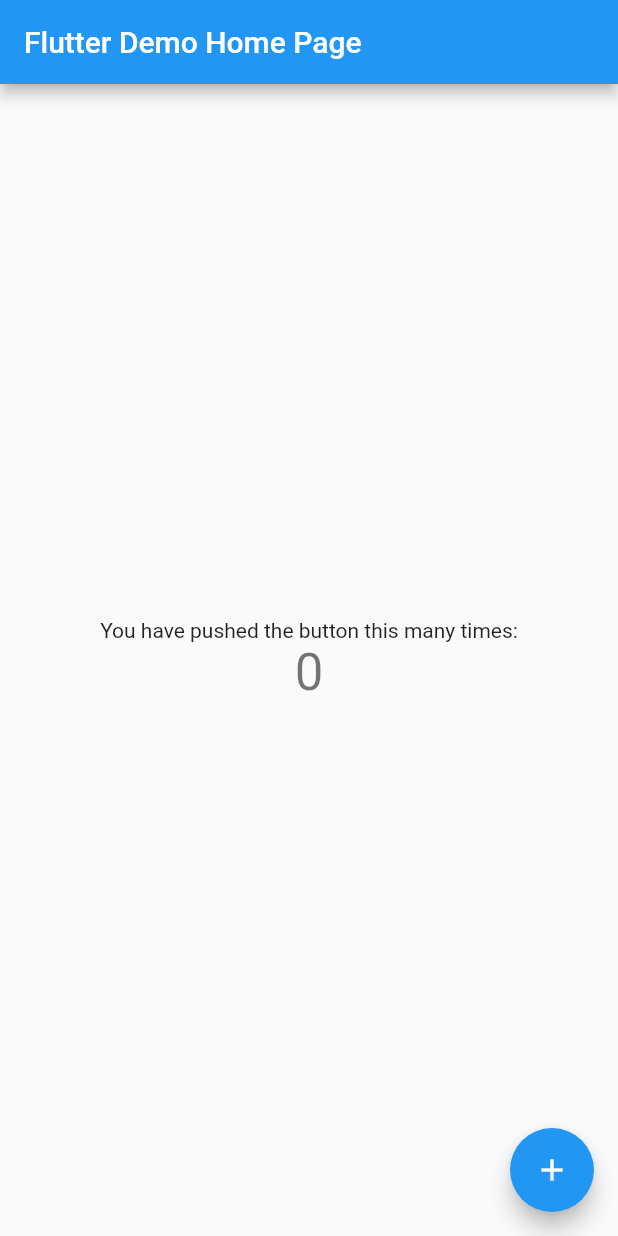
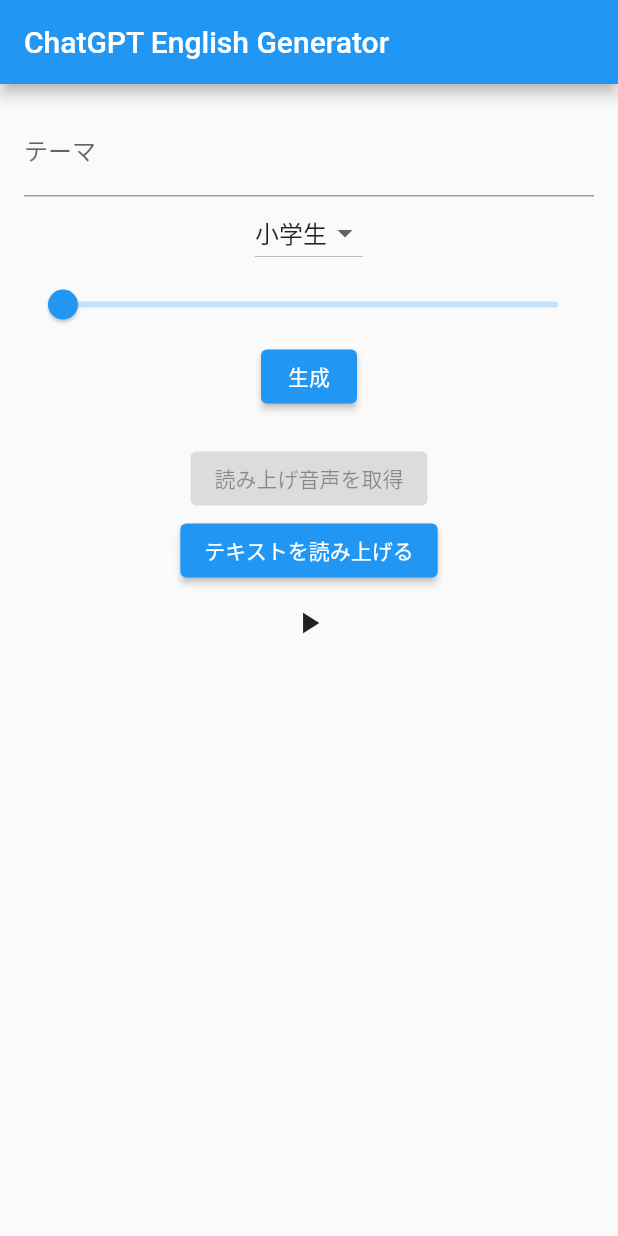
Before and after one commit to somorioka/English_ChatGPT_App, a Flutter app: the screen it shows after launch, on a phone screen of 412 x 824 dp. Run offline on Flutter 3.47's test engine with Material 2 defaults, Android fonts, the phone set to English and light mode, and no system bars; our stand-ins replace audioplayers, flutter_dotenv.

Commit message:
chatGPTAPIとAzureAPIから値を取得

```diff
--- /dev/null
+++ b/lib/homescreen.dart
@@ -0,0 +1,252 @@
+
+import 'dart:convert';
+import 'dart:io';
+
+import 'package:audioplayers/audioplayers.dart';
+import 'package:crypto/crypto.dart';
+import 'package:flutter/material.dart';
+import 'package:flutter_dotenv/flutter_dotenv.dart';
+import 'package:path_provider/path_provider.dart';
+
+import 'chat_service.dart';
+import 'package:http/http.dart' as http;
+
+class EnglishGeneratorScreen extends StatefulWidget {
+  @override
+  _EnglishGeneratorScreenState createState() => _EnglishGeneratorScreenState();
+}
+
+class _EnglishGeneratorScreenState extends State<EnglishGeneratorScreen> {
+  late AudioPlayer audioPlayer;
+  bool isPlaying = false;
+  bool _isLoading = false; // ローディング状態の管理
+  final _themeController = TextEditingController();
+  String _difficulty = '小学生';
+  double _wordCount = 50;
+  String _generatedText = ''; // 追加: APIからのレスポンスを格納
+
+  void _generatePrompt() async {
+    final theme = _themeController.text;
+    final difficulty = _difficulty;
+    final wordCount = _wordCount;
+
+    setState(() {
+      _isLoading = true; // ローディング開始
+    });
+
+    try {
+      final responseText =
+          await ChatService().fetchResponse(theme, difficulty, wordCount);
+      setState(() {
+        _generatedText = responseText; // 状態更新: APIからのレスポンスで
+        _isLoading = false; // ローディング終了
+      });
+    } catch (e) {
+      setState(() {
+        _generatedText = 'エラーが発生しました: $e'; // エラー時の処理
+        _isLoading = false; // ローディング終了
+      });
+    }
+  }
+
+  Future<String?> fetchTTSData(String text) async {
+    print('fetchTTSDataメソッドが実行されました');
+    String? subscriptionKey = dotenv.env['AzureKEY']!;
+    const String region = "eastus";
+    final uri = Uri.parse(
+        'https://eastus.tts.speech.microsoft.com/cognitiveservices/v1');
+    final headers = {
+      'Content-Type': 'application/ssml+xml',
+      'X-Microsoft-OutputFormat': 'audio-16khz-32kbitrate-mono-mp3',
+      'Ocp-Apim-Subscription-Key': subscriptionKey,
+    };
+    final body = '''
+  <speak version='1.0' xml:lang='en-US'>
+      <voice xml:lang='en-US' xml:gender='Female' name='en-US-JennyNeural'>$text</voice>
+  </speak>
+  ''';
+
+    try {
+      final response = await http.post(uri, headers: headers, body: body);
+      if (response.statusCode == 200) {
+        print("通信が正常に行われました");
+        final directory = await getApplicationDocumentsDirectory();
+        final filePath = '${directory.path}/ttsAudio.mp3';
+        final file = File(filePath);
+        await file.writeAsBytes(response.bodyBytes);
+        return filePath;
+      } else {
+        print("Error fetching TTS: ${response.reasonPhrase}");
+        print(response.statusCode);
+      }
+    } catch (e) {
+      print("Error calling Azure TTS: $e");
+    }
+    return null;
+  }
+
+  Future<void> playTTS(String filePath) async {
+    print('playTTSメソッドが実行されました');
+    try {
+      await audioPlayer.play(DeviceFileSource(filePath));
+      setState(() => isPlaying = true);
+      audioPlayer.onPlayerComplete.listen((event) {
+        setState(() => isPlaying = false);
+      });
+    } catch (e) {
+      print("Error playing audio: $e");
+    }
+  }
+
+  Future<void> stopTTS() async {
+    try {
+      // 再生中の音声を停止
+      await audioPlayer.stop();
+      setState(() => isPlaying = false); // 状態を更新
+      print("音声の再生が停止されました");
+    } catch (e) {
+      print("音声の停止中にエラーが発生しました: $e");
+    }
+  }
+
+  Future<void> pauseTTS() async {
+    try {
+      await audioPlayer.pause(); // 再生を一時停止
+      setState(() => isPlaying = false); // 状態を更新
+      print("音声の再生が一時停止されました");
+    } catch (e) {
+      print("音声の一時停止中にエラーが発生しました: $e");
+    }
+  }
+
+  Future<void> resumeTTS() async {
+    try {
+      await audioPlayer.resume(); // 再生を再開
+      setState(() => isPlaying = true); // 状態を更新
+    } catch (e) {
+      print("音声の再開中にエラーが発生しました: $e");
+    }
+  }
+
+  Future<void> playOrFetchTTS(String text) async {
+  // テキストから一意のハッシュ値を生成する
+  var bytes = utf8.encode(text); // テキストをバイト配列に変換
+  var digest = sha256.convert(bytes); // SHA-256 ハッシュを計算
+  String fileName = 'tts_$digest.mp3'; // ファイル名
+
+  final directory = await getApplicationDocumentsDirectory();
+  final filePath = '${directory.path}/$fileName';
+  final file = File(filePath);
+
+  // ファイルが既に存在するかチェック
+  if (await file.exists()) {
+    print("ファイルは既に存在します。ダウンロードせずに再生します。");
+    await audioPlayer.play(DeviceFileSource(filePath));
+  } else {
+    print("ファイルが存在しません。Azureからダウンロードします。");
+    // Azureから音声データを取得し、ファイルに保存する処理をここに記述
+    // 以下は fetchTTSData メソッドの擬似的な呼び出しです
+    final fetchedFilePath = await fetchTTSData(text);
+    if (fetchedFilePath != null) {
+      await audioPlayer.play(DeviceFileSource(fetchedFilePath));
+    }
+  }
+}
+  @override
+  void initState() {
+    super.initState();
+    audioPlayer = AudioPlayer(); // initStateで初期化
+  }
+
+  @override
+  void dispose() {
+    audioPlayer.dispose(); // リソースを解放
+    super.dispose();
+  }
+
+  @override
+  Widget build(BuildContext context) {
+    return Padding(
+      padding: const EdgeInsets.all(16.0),
+      child: SingleChildScrollView(
+        child: Column(
+          children: <Widget>[
+            TextField(
+              controller: _themeController,
+              decoration: InputDecoration(labelText: 'テーマ'),
+            ),
+            DropdownButton<String>(
+              value: _difficulty,
+              onChanged: (String? newValue) {
+                setState(() {
+                  _difficulty = newValue!;
+                });
+              },
+              items: <String>['小学生', '中学生', '高校生']
+                  .map<DropdownMenuItem<String>>((String value) {
+                return DropdownMenuItem<String>(
+                  value: value,
+                  child: Text(value),
+                );
+              }).toList(),
+            ),
+            Slider(
+              value: _wordCount,
+              min: 50,
+              max: 200,
+              divisions: 150,
+              label: _wordCount.round().toString(),
+              onChanged: (double value) {
+                setState(() {
+                  _wordCount = value;
+                });
+              },
+            ),
+
+            ElevatedButton(
+              onPressed: _generatePrompt,
+              child: Text('生成'),
+            ),
+            SizedBox(height: 20), // 結果表示前のスペース
+
+            ElevatedButton(
+              onPressed: _generatedText.isNotEmpty
+                  ? () async {
+                      final String? filePath = await fetchTTSData(
+                          utf8.decode(_generatedText.runes.toList()));
+                      if (filePath != null) {
+                        await playTTS(filePath);
+                      }
+                    }
+                  : null, // _generatedTextが空でない場合のみ実行
+              child: const Text('読み上げ音声を取得'),
+            ),
+            ElevatedButton(
+              onPressed: () async {
+                await playOrFetchTTS(utf8.decode(_generatedText.runes.toList()));
+              },
+              child: const Text('テキストを読み上げる'),),
+            IconButton(
+              onPressed: () {
+                if (isPlaying) {
+                  pauseTTS(); // 既に再生中の場合は停止
+                } else {
+                  resumeTTS(); // 停止中の場合は再開
+                }
+              },
+              icon: Icon(
+                isPlaying ? Icons.pause : Icons.play_arrow, // 再生状態に応じてアイコンを切り替え
+              ),
+            ),
+
+            SizedBox(height: 20), // 結果表示前のスペース
+            _isLoading
+                ? CircularProgressIndicator() // ローディング中はインジケータを表示
+                : Text(utf8.decode(
+                    _generatedText.runes.toList())), // ローディングが終了したら結果を表示
+          ],
+        ),
+      ),
+    );
+  }
+}
--- a/lib/main.dart
+++ b/lib/main.dart
@@ -1,115 +1,19 @@
 import 'package:flutter/material.dart';
+import 'homescreen.dart';
 
 void main() {
-  runApp(const MyApp());
+  WidgetsFlutterBinding.ensureInitialized();
+  runApp(MyApp());
 }
 
 class MyApp extends StatelessWidget {
-  const MyApp({super.key});
-
-  // This widget is the root of your application.
   @override
   Widget build(BuildContext context) {
     return MaterialApp(
-      title: 'Flutter Demo',
-      theme: ThemeData(
-        // This is the theme of your application.
-        //
-        // Try running your application with "flutter run". You'll see the
-        // application has a blue toolbar. Then, without quitting the app, try
-        // changing the primarySwatch below to Colors.green and then invoke
-        // "hot reload" (press "r" in the console where you ran "flutter run",
-        // or simply save your changes to "hot reload" in a Flutter IDE).
-        // Notice that the counter didn't reset back to zero; the application
-        // is not restarted.
-        primarySwatch: Colors.blue,
+      home: Scaffold(
+        appBar: AppBar(title: Text('ChatGPT English Generator')),
+        body: EnglishGeneratorScreen(),
       ),
-      home: const MyHomePage(title: 'Flutter Demo Home Page'),
     );
   }
 }
-
-class MyHomePage extends StatefulWidget {
-  const MyHomePage({super.key, required this.title});
-
-  // This widget is the home page of your application. It is stateful, meaning
-  // that it has a State object (defined below) that contains fields that affect
-  // how it looks.
-
-  // This class is the configuration for the state. It holds the values (in this
-  // case the title) provided by the parent (in this case the App widget) and
-  // used by the build method of the State. Fields in a Widget subclass are
-  // always marked "final".
-
-  final String title;
-
-  @override
-  State<MyHomePage> createState() => _MyHomePageState();
-}
-
-class _MyHomePageState extends State<MyHomePage> {
-  int _counter = 0;
-
-  void _incrementCounter() {
-    setState(() {
-      // This call to setState tells the Flutter framework that something has
-      // changed in this State, which causes it to rerun the build method below
-      // so that the display can reflect the updated values. If we changed
-      // _counter without calling setState(), then the build method would not be
-      // called again, and so nothing would appear to happen.
-      _counter++;
-    });
-  }
-
-  @override
-  Widget build(BuildContext context) {
-    // This method is rerun every time setState is called, for instance as done
-    // by the _incrementCounter method above.
-    //
-    // The Flutter framework has been optimized to make rerunning build methods
-    // fast, so that you can just rebuild anything that needs updating rather
-    // than having to individually change instances of widgets.
-    return Scaffold(
-      appBar: AppBar(
-        // Here we take the value from the MyHomePage object that was created by
-        // the App.build method, and use it to set our appbar title.
-        title: Text(widget.title),
-      ),
-      body: Center(
-        // Center is a layout widget. It takes a single child and positions it
-        // in the middle of the parent.
-        child: Column(
-          // Column is also a layout widget. It takes a list of children and
-          // arranges them vertically. By default, it sizes itself to fit its
-          // children horizontally, and tries to be as tall as its parent.
-          //
-          // Invoke "debug painting" (press "p" in the console, choose the
-          // "Toggle Debug Paint" action from the Flutter Inspector in Android
-          // Studio, or the "Toggle Debug Paint" command in Visual Studio Code)
-          // to see the wireframe for each widget.
-          //
-          // Column has various properties to control how it sizes itself and
-          // how it positions its children. Here we use mainAxisAlignment to
-          // center the children vertically; the main axis here is the vertical
-          // axis because Columns are vertical (the cross axis would be
-          // horizontal).
-          mainAxisAlignment: MainAxisAlignment.center,
-          children: <Widget>[
-            const Text(
-              'You have pushed the button this many times:',
-            ),
-            Text(
-              '$_counter',
-              style: Theme.of(context).textTheme.headlineMedium,
-            ),
-          ],
-        ),
-      ),
-      floatingActionButton: FloatingActionButton(
-        onPressed: _incrementCounter,
-        tooltip: 'Increment',
-        child: const Icon(Icons.add),
-      ), // This trailing comma makes auto-formatting nicer for build methods.
-    );
-  }
-}
--- a/pubspec.yaml
+++ b/pubspec.yaml
@@ -40,6 +40,8 @@
   path_provider: ^2.1.1
   audioplayers: ^4.1.0
   crypto: ^3.0.3
+  envied: ^0.3.0+3
+  flutter_dotenv: ^5.1.0
 
 dev_dependencies:
   flutter_test:
@@ -51,6 +53,8 @@
   # package. See that file for information about deactivating specific lint
   # rules and activating additional ones.
   flutter_lints: ^2.0.0
+  build_runner: ^2.3.3
+  envied_generator: ^0.3.0+3
 
 # For information on the generic Dart part of this file, see the
 # following page: https://dart.dev/tools/pub/pubspec
```
Also changed, not shown: lib/chat_service.dart (added, +34 -0 lines), pubspec.lock, 2 other files.
